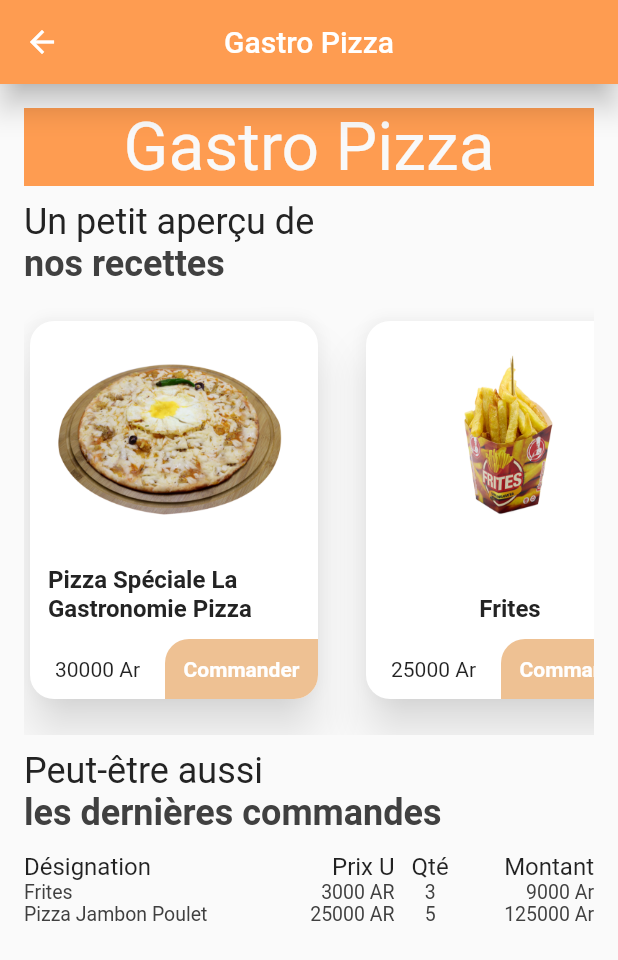
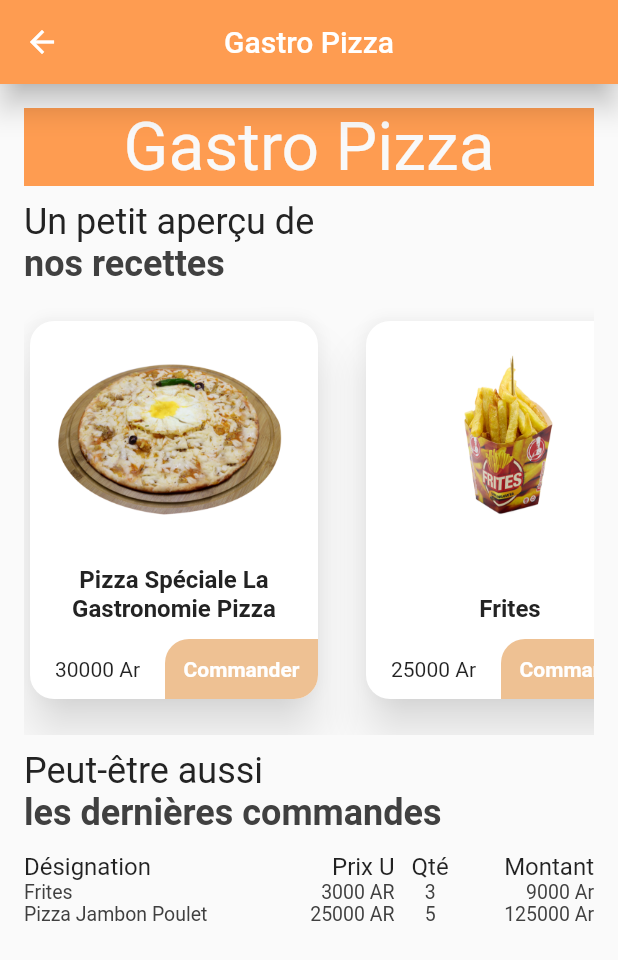
Before and after one commit to ChristianNomena/e_gouter_za, a Flutter app: the GastroPizzaPage screen opened by its route, on a phone screen of 412 x 824 dp. Shown: the top 960 px of the screen. Run offline on Flutter 3.47's test engine with Material 2 defaults, Android fonts, the light colour scheme and no system bars.

Commit message:
fix recipe sale card name

```diff
--- a/lib/components/recipe_sale_card.dart
+++ b/lib/components/recipe_sale_card.dart
@@ -43,13 +43,11 @@ class RecipeSaleCard extends StatelessWidget {
               ),
               Container(
                 height: 40.0,
-                margin: const EdgeInsets.symmetric(
-                  vertical: 10.0,
-                  horizontal: 12.0,
-                ),
+                margin: const EdgeInsets.all(10.0),
                 alignment: Alignment.bottomCenter,
                 child: Text(
                   name,
+                  textAlign: TextAlign.center,
                   style: const TextStyle(
                     color: kDarkColor,
                     fontSize: 16.0,
```
